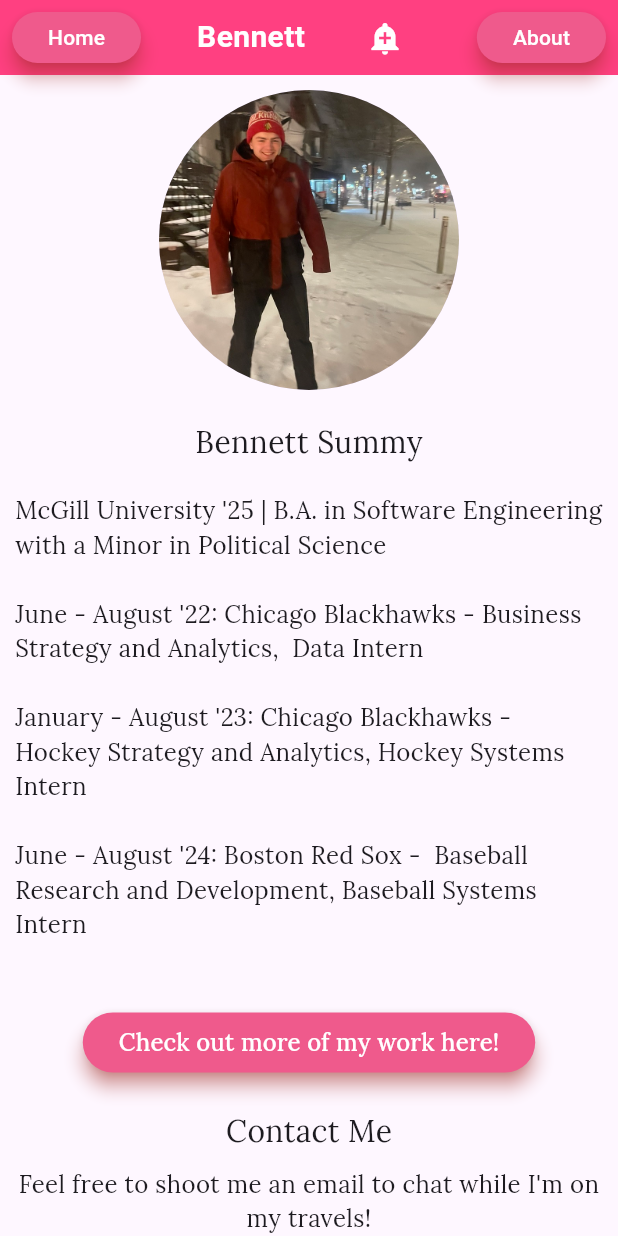
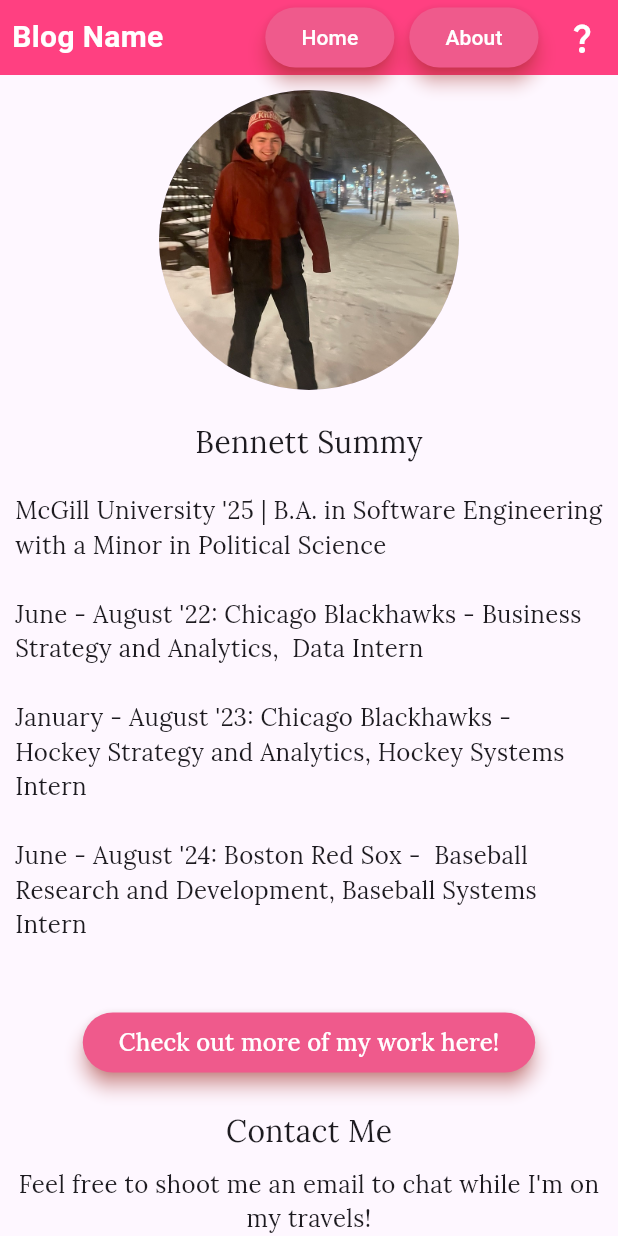
Before and after one commit to bsummy/blog, a Flutter app: the screen it shows after launch, after a tap on "About", on a phone screen of 412 x 824 dp. Run offline on Flutter 3.47's test engine with Material 3 defaults, Android fonts, the light colour scheme and no system bars; our stand-ins replace carousel_slider, firebase_core, flutter_markdown; missing offline and left inert: flutter_circular_text; accounts and stored records are empty; statements that could not run were skipped.

Commit message:
prep for soft launch

```diff
--- a/lib/main.dart
+++ b/lib/main.dart
@@ -12,11 +12,11 @@ import 'firebase_options.dart';
 Future<void> main() async {
   // to run locally, need these two lines commented out
   // ---
-  // WidgetsFlutterBinding.ensureInitialized();
+  WidgetsFlutterBinding.ensureInitialized();
 
-  // await Firebase.initializeApp(
-  //   options: DefaultFirebaseOptions.currentPlatform,
-  // );
+  await Firebase.initializeApp(
+    options: DefaultFirebaseOptions.currentPlatform,
+  );
   // ---
 
   runApp(
@@ -45,6 +45,7 @@ class MyApp extends StatelessWidget {
                 onNavigationTap: (routeName) {
                   Navigator.pushNamed(context, routeName);
                 },
+                isHomePage: true,
               ),
             ),
             body: const HomePage(),
@@ -58,6 +59,7 @@ class MyApp extends StatelessWidget {
                 onNavigationTap: (routeName) {
                   Navigator.pushNamed(context, routeName);
                 },
+                isHomePage: false,
               ),
             ),
             body: const AboutPage(),
--- a/lib/misc/nav_bar.dart
+++ b/lib/misc/nav_bar.dart
@@ -1,9 +1,12 @@
 import 'package:flutter/material.dart';
+import 'package:music/misc/nav_button.dart';
 
 class NavBar extends StatelessWidget {
   final Function(String routeName) onNavigationTap;
+  final bool isHomePage;
 
-  const NavBar({super.key, required this.onNavigationTap});
+  const NavBar(
+      {super.key, required this.onNavigationTap, required this.isHomePage});
 
   void _handleAboutTap() {
     onNavigationTap('/about'); // Example function for About route
@@ -21,61 +24,33 @@ class NavBar extends StatelessWidget {
       child: Row(
         mainAxisAlignment: MainAxisAlignment.spaceBetween,
         children: [
-          Padding(
-            padding: const EdgeInsets.all(8.0),
-            child: ElevatedButton(
-              onPressed: () {
-                _handleHomeTap();
-              },
-              style: ElevatedButton.styleFrom(
-                foregroundColor: Colors.white,
-                backgroundColor: const Color.fromARGB(255, 239, 90, 140),
-                shadowColor: Colors.red,
-                elevation: 5,
-                shape: RoundedRectangleBorder(
-                  borderRadius: BorderRadius.circular(32),
-                ),
-              ),
-              child: const Text("Home"),
-            ),
-          ),
-          const Text(
+          const Padding(
+            padding: EdgeInsets.all(8.0),
+            child: Text(
               // need a real title here
-            "Bennett",
+              "Blog Name",
               style: TextStyle(
                 color: Colors.white,
                 fontSize: 20,
                 fontWeight: FontWeight.bold,
               ),
             ),
+          ),
+          Row(
+            children: [
+              NavButton(name: "Home", function: _handleHomeTap),
+              NavButton(name: "About", function: _handleAboutTap),
               IconButton(
-            icon: const Icon(Icons.add_alert
-            ),
+                icon: const Icon(Icons.question_mark_sharp),
                 color: Colors.white,
                 tooltip: 'Press for Directions',
                 onPressed: () {
-              ScaffoldMessenger.of(context).showSnackBar(
-                  const SnackBar(content: Text('Tap on an album to get a vinyl, then drag it to the turntable, and press play.')));
+                  ScaffoldMessenger.of(context).showSnackBar(const SnackBar(
+                      content: Text(
+                          'On the home page: 1) tap on an album to get a vinyl 2) drag the vinyl to the turntable 3) press play to display blog posts.')));
                 },
               ),
-          Padding(
-            // TODO: move to the nav button page
-            padding: const EdgeInsets.all(8.0),
-            child: ElevatedButton(
-              onPressed: () {
-                _handleAboutTap();
-              },
-              style: ElevatedButton.styleFrom(
-                foregroundColor: Colors.white,
-                backgroundColor: const Color.fromARGB(255, 239, 90, 140),
-                shadowColor: Colors.red,
-                elevation: 5,
-                shape: RoundedRectangleBorder(
-                  borderRadius: BorderRadius.circular(32),
-                ),
-              ),
-              child: const Text("About"),
-            ),
+            ],
           ),
         ],
       ),
--- a/lib/misc/nav_button.dart
+++ b/lib/misc/nav_button.dart
@@ -2,20 +2,17 @@ import 'package:flutter/material.dart';
 
 class NavButton extends StatelessWidget {
   final String name;
-  final
+  final Function() function;
 
   const NavButton({super.key, required this.name, required this.function});
 
   @override
   Widget build(BuildContext context) {
     return Padding(
-      padding: const EdgeInsets.all(8.0),
+      padding: const EdgeInsets.all(5.0),
       child: ElevatedButton(
         onPressed: () {
-          Navigator.push(
-            context,
-            MaterialPageRoute(builder: (context) => route),
-          );
+          function();
         },
         style: ElevatedButton.styleFrom(
           foregroundColor: Colors.white,
--- a/lib/turntable/turntable.dart
+++ b/lib/turntable/turntable.dart
@@ -28,16 +28,15 @@ class Turntable extends StatelessWidget {
       ),
       child: const Stack(
         children: [
-          // Padding(
-          //   padding: EdgeInsets.all(8.0),
-          //   child: Align(
-          //       alignment: Alignment.topCenter,
-          //       child: TechnoScreen(
-          //         // Replace TechnoScreen with PlayButton
-          //         albumName: 'Welcome,',
-          //         artistName: 'Bennett',
-          //       )),
-          // ),
+          Padding(
+            padding: EdgeInsets.all(8.0),
+            child: Align(
+                alignment: Alignment.topCenter,
+                child: TechnoScreen(
+                  // Replace TechnoScreen with PlayButton
+                  text: 'BLOG NAME',
+                )),
+          ),
           Padding(
             padding: EdgeInsets.all(8.0),
             child:
@@ -48,10 +47,14 @@ class Turntable extends StatelessWidget {
               mainAxisAlignment: MainAxisAlignment.spaceBetween,
               children: [
                 Flexible(
-                  child: Disk(isLeft: true,),
+                  child: Disk(
+                    isLeft: true,
+                  ),
                 ),
                 Flexible(
-                  child: Disk(isLeft: false,),
+                  child: Disk(
+                    isLeft: false,
+                  ),
                 ),
               ],
             ),
```
Also changed, not shown: lib/turntable/techno_screen.dart (+6 -17 lines). Lines whose indentation alone changed are shown as unchanged.
